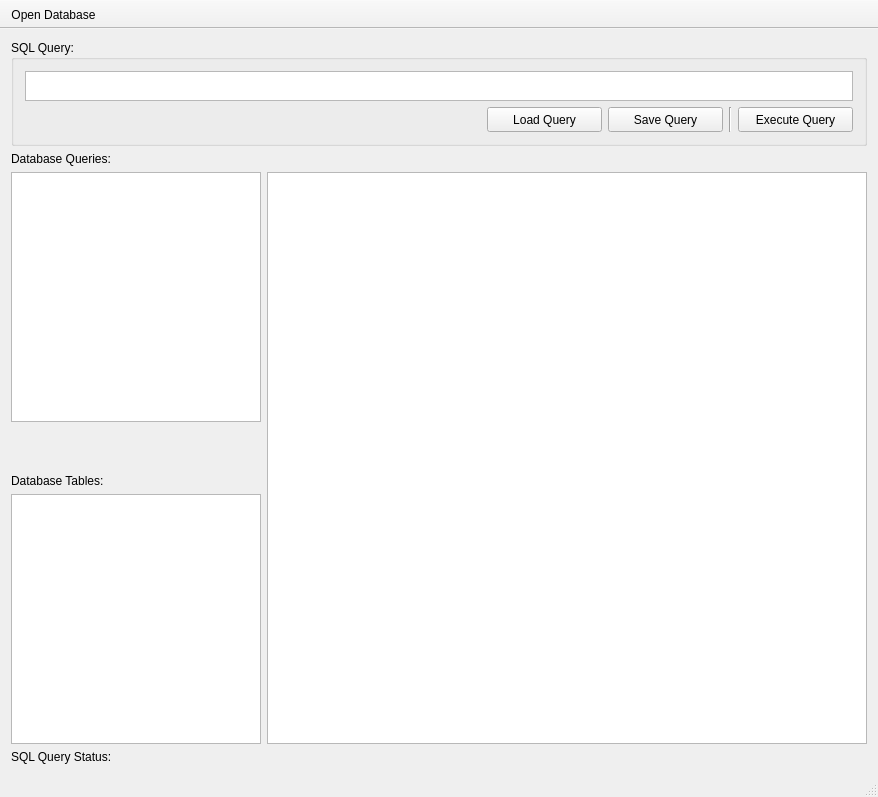
Above: mainwindow.ui from DaleFoley/DBViewer before the change. Below: the same form after it.
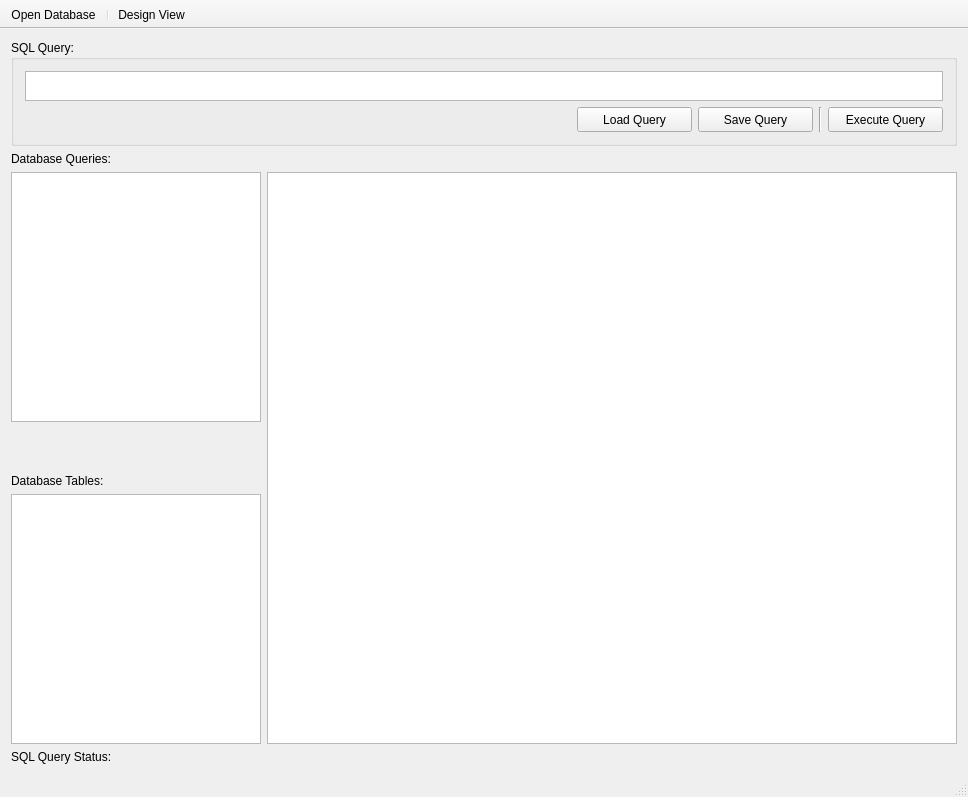
That is the form after the change. Icons and pictures are not drawn.

Commit message: WIP table erd widget. Logic for design selection and view.

```diff
--- a/mainwindow.ui
+++ b/mainwindow.ui
@@ -6,8 +6,8 @@
    <rect>
     <x>0</x>
     <y>0</y>
-    <width>876</width>
-    <height>739</height>
+    <width>968</width>
+    <height>750</height>
    </rect>
   </property>
   <property name="windowTitle">
@@ -276,6 +276,12 @@
    <property name="allowedAreas">
     <set>Qt::TopToolBarArea</set>
    </property>
+   <property name="iconSize">
+    <size>
+     <width>32</width>
+     <height>32</height>
+    </size>
+   </property>
    <property name="floatable">
     <bool>false</bool>
    </property>
@@ -286,6 +292,8 @@
     <bool>false</bool>
    </attribute>
    <addaction name="actionOpenDatabase"/>
+   <addaction name="separator"/>
+   <addaction name="actionDesign_View"/>
   </widget>
   <action name="actionOpenDatabase">
    <property name="icon">
@@ -302,6 +310,19 @@
     <string>Open Database File</string>
    </property>
   </action>
+  <action name="actionDesign_View">
+   <property name="icon">
+    <iconset>
+     <normalon>:/icons/icons/design32x32.png</normalon>
+    </iconset>
+   </property>
+   <property name="text">
+    <string>Design View</string>
+   </property>
+   <property name="toolTip">
+    <string>Design View</string>
+   </property>
+  </action>
  </widget>
  <layoutdefault spacing="6" margin="11"/>
  <resources>
```
Left out of the diff: 58 changed lines with no effect on the pictures. The commit also changes 18 other files.
